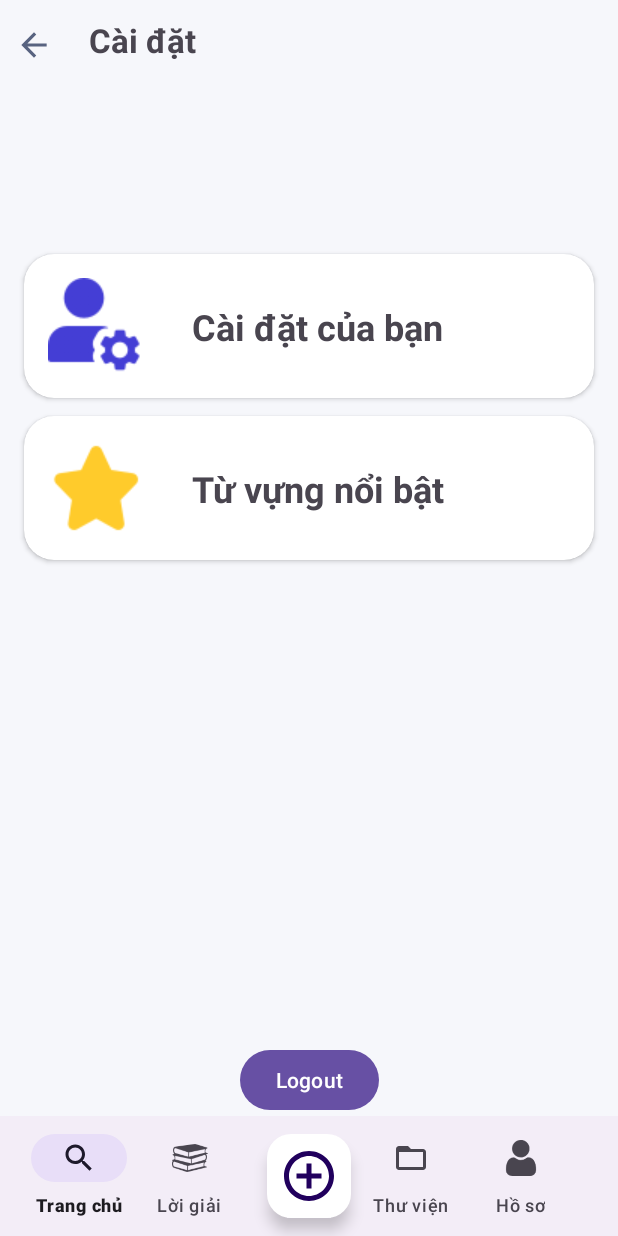
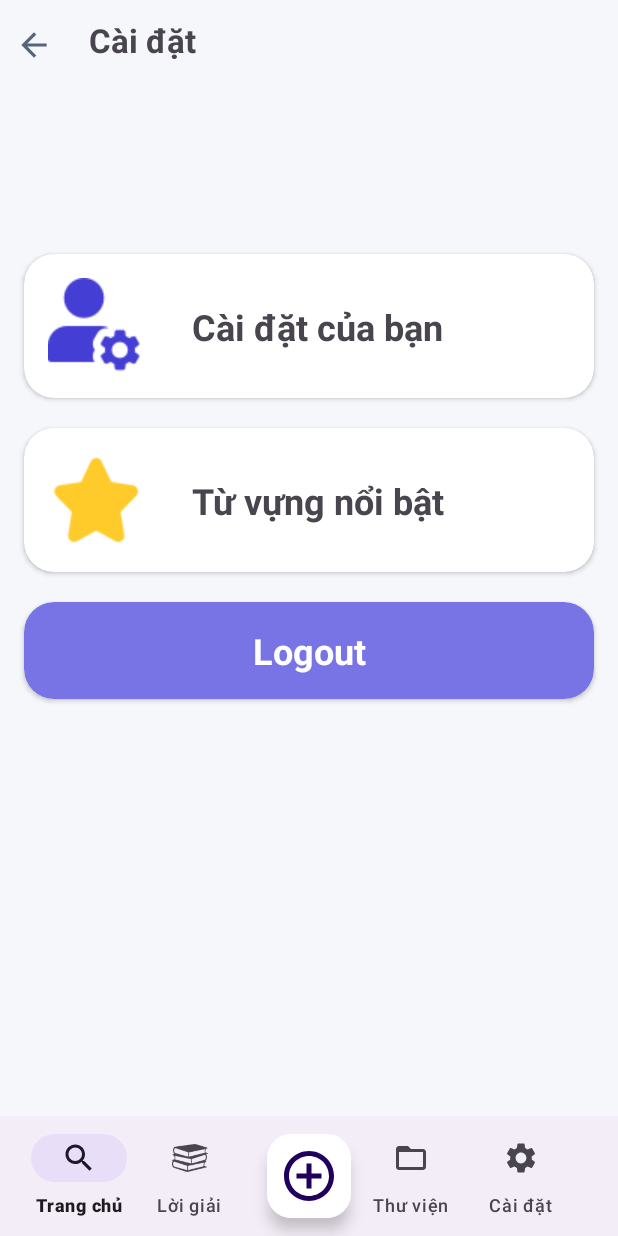
Before and after one commit to KhaKimThuy/Quiz-App, an Android app: the fragment FragmentSettings placed in its activity, on a phone screen of 412 x 824 dp. Run offline under Robolectric (Android 15) with nearby library versions, the phone set to English and light mode, and no system bars; our stand-ins replace Firebase (no records; nobody signed in at launch, a user with empty details on screens opened directly), Picasso; pictures from the network do not load; Roboto replaces fonts that are not available here.

Commit message:
Update setting

```diff
--- a/app/src/main/java/com/example/afinal/Activity/ProfileActivity.kt
+++ b/app/src/main/java/com/example/afinal/Activity/ProfileActivity.kt
@@ -41,10 +41,10 @@ class ProfileActivity : AppCompatActivity() {
 
         binding.textViewEmail.text = UserDTO.currentUser?.email ?: "Error"
         binding.textViewPwd.text = UserDTO.currentUser?.password ?: "Error"
-        binding.textViewAlias.text = UserDTO.currentUser?.username ?: "Error"
+        binding.UserName.text = UserDTO.currentUser?.username ?: "Error"
 
         if (UserDTO.currentUser?.avatarUrl == ""){
-            binding.ava.setImageResource(R.drawable.user)
+            binding.ava.setImageResource(R.drawable.avt)
         }else{
 //            Picasso.get().load(UserDTO.currentUser?.avatarUrl).into(binding.ava)
             binding.ava.setImageBitmap(UserDTO.userAvatar)
--- a/app/src/main/java/com/example/afinal/Fragment/FragmentSettings.kt
+++ b/app/src/main/java/com/example/afinal/Fragment/FragmentSettings.kt
@@ -10,6 +10,7 @@ import androidx.fragment.app.Fragment
 import com.example.afinal.Activity.LoginActivity
 import com.example.afinal.Activity.OustandingVocabularyActivity
 import com.example.afinal.Activity.ProfileActivity
+import com.example.afinal.Activity.YourSettingActivity
 import com.example.afinal.DAL.MyDB
 import com.example.afinal.databinding.FragmentSettingsBinding
 
@@ -27,14 +28,15 @@ class FragmentSettings : Fragment() {
     override fun onViewCreated(view: View, savedInstanceState: Bundle?) {
         super.onViewCreated(view, savedInstanceState)
         binding.cardViewProfile.setOnClickListener(View.OnClickListener{
-            val intent = Intent(activity, ProfileActivity::class.java)
+            val intent = Intent(activity, YourSettingActivity::class.java)
             startActivity(intent)
         })
+
         binding.cardViewFlashCard.setOnClickListener(View.OnClickListener{
             val intent = Intent(activity, OustandingVocabularyActivity::class.java)
             startActivity(intent)
         })
-        binding.btnLogout.setOnClickListener(View.OnClickListener {
+        binding.cardViewLogout.setOnClickListener(View.OnClickListener {
             // Sign out current user
             MyDB().dbAuth.signOut()
 
--- /dev/null
+++ b/app/src/main/res/drawable/baseline_arrow_back.xml
@@ -0,0 +1,5 @@
+<vector android:autoMirrored="true" android:height="24dp"
+    android:tint="#FFFFFF" android:viewportHeight="24"
+    android:viewportWidth="24" android:width="24dp" xmlns:android="http://schemas.android.com/apk/res/android">
+    <path android:fillColor="@android:color/white" android:pathData="M20,11H7.83l5.59,-5.59L12,4l-8,8 8,8 1.41,-1.41L7.83,13H20v-2z"/>
+</vector>
--- /dev/null
+++ b/app/src/main/res/drawable/baseline_edit_note_24.xml
@@ -0,0 +1,5 @@
+<vector android:height="24dp" android:tint="#586380"
+    android:viewportHeight="24" android:viewportWidth="24"
+    android:width="24dp" xmlns:android="http://schemas.android.com/apk/res/android">
+    <path android:fillColor="@android:color/white" android:pathData="M3,10h11v2H3V10zM3,8h11V6H3V8zM3,16h7v-2H3V16zM18.01,12.87l0.71,-0.71c0.39,-0.39 1.02,-0.39 1.41,0l0.71,0.71c0.39,0.39 0.39,1.02 0,1.41l-0.71,0.71L18.01,12.87zM17.3,13.58l-5.3,5.3V21h2.12l5.3,-5.3L17.3,13.58z"/>
+</vector>
--- /dev/null
+++ b/app/src/main/res/drawable/baseline_nightlight_24.xml
@@ -0,0 +1,5 @@
+<vector android:height="24dp" android:tint="#586380"
+    android:viewportHeight="24" android:viewportWidth="24"
+    android:width="24dp" xmlns:android="http://schemas.android.com/apk/res/android">
+    <path android:fillColor="@android:color/white" android:pathData="M14,2c1.82,0 3.53,0.5 5,1.35C16.01,5.08 14,8.3 14,12s2.01,6.92 5,8.65C17.53,21.5 15.82,22 14,22C8.48,22 4,17.52 4,12S8.48,2 14,2z"/>
+</vector>
--- /dev/null
+++ b/app/src/main/res/drawable/baseline_password_24.xml
@@ -0,0 +1,5 @@
+<vector android:height="24dp" android:tint="#586380"
+    android:viewportHeight="24" android:viewportWidth="24"
+    android:width="24dp" xmlns:android="http://schemas.android.com/apk/res/android">
+    <path android:fillColor="@android:color/white" android:pathData="M2,17h20v2H2V17zM3.15,12.95L4,11.47l0.85,1.48l1.3,-0.75L5.3,10.72H7v-1.5H5.3l0.85,-1.47L4.85,7L4,8.47L3.15,7l-1.3,0.75L2.7,9.22H1v1.5h1.7L1.85,12.2L3.15,12.95zM9.85,12.2l1.3,0.75L12,11.47l0.85,1.48l1.3,-0.75l-0.85,-1.48H15v-1.5h-1.7l0.85,-1.47L12.85,7L12,8.47L11.15,7l-1.3,0.75l0.85,1.47H9v1.5h1.7L9.85,12.2zM23,9.22h-1.7l0.85,-1.47L20.85,7L20,8.47L19.15,7l-1.3,0.75l0.85,1.47H17v1.5h1.7l-0.85,1.48l1.3,0.75L20,11.47l0.85,1.48l1.3,-0.75l-0.85,-1.48H23V9.22z"/>
+</vector>
--- /dev/null
+++ b/app/src/main/res/drawable/baseline_policy_24.xml
@@ -0,0 +1,6 @@
+<vector android:height="24dp" android:tint="#586380"
+    android:viewportHeight="24" android:viewportWidth="24"
+    android:width="24dp" xmlns:android="http://schemas.android.com/apk/res/android">
+    <path android:fillColor="@android:color/white" android:pathData="M21,5l-9,-4L3,5v6c0,5.55 3.84,10.74 9,12c2.3,-0.56 4.33,-1.9 5.88,-3.71l-3.12,-3.12c-1.94,1.29 -4.58,1.07 -6.29,-0.64c-1.95,-1.95 -1.95,-5.12 0,-7.07c1.95,-1.95 5.12,-1.95 7.07,0c1.71,1.71 1.92,4.35 0.64,6.29l2.9,2.9C20.29,15.69 21,13.38 21,11V5z"/>
+    <path android:fillColor="@android:color/white" android:pathData="M12,12m-3,0a3,3 0,1 1,6 0a3,3 0,1 1,-6 0"/>
+</vector>
--- a/app/src/main/res/drawable/custom_shape_white_radius.xml
+++ b/app/src/main/res/drawable/custom_shape_white_radius.xml
@@ -1,7 +1,7 @@
 <?xml version="1.0" encoding="utf-8"?>
 <shape xmlns:android="http://schemas.android.com/apk/res/android">
     <solid android:color="#FFFFFF"/>
-    <corners android:radius="40dp"/>
-    <stroke android:width="2dp"
-        android:color="#dadee9"/>
+    <corners android:radius="20dp"/>
+<!--    <stroke android:width="2dp"-->
+<!--        android:color="#dadee9"/>-->
 </shape>
--- a/app/src/main/res/drawable/edit.xml
+++ b/app/src/main/res/drawable/edit.xml
@@ -1,4 +1,4 @@
-<vector android:height="24dp" android:tint="#000000"
+<vector android:height="24dp" android:tint="#FFFFFF"
     android:viewportHeight="24" android:viewportWidth="24"
     android:width="24dp" xmlns:android="http://schemas.android.com/apk/res/android">
     <path android:fillColor="@android:color/white" android:pathData="M3,17.25V21h3.75L17.81,9.94l-3.75,-3.75L3,17.25zM20.71,7.04c0.39,-0.39 0.39,-1.02 0,-1.41l-2.34,-2.34c-0.39,-0.39 -1.02,-0.39 -1.41,0l-1.83,1.83 3.75,3.75 1.83,-1.83z"/>
--- a/app/src/main/res/layout/activity_oustanding_vocabulary.xml
+++ b/app/src/main/res/layout/activity_oustanding_vocabulary.xml
@@ -8,6 +8,7 @@
         android:id="@+id/imgBack"
         android:layout_width="25dp"
         android:layout_height="40dp"
+        android:layout_marginStart="8dp"
         app:layout_constraintStart_toStartOf="parent"
         app:layout_constraintTop_toTopOf="parent"
         app:srcCompat="@drawable/baseline_arrow_back_24" />
--- a/app/src/main/res/layout/fragment_settings.xml
+++ b/app/src/main/res/layout/fragment_settings.xml
@@ -74,11 +74,11 @@
         android:layout_width="match_parent"
         android:layout_height="wrap_content"
         android:layout_marginHorizontal="16dp"
+        android:layout_marginTop="20dp"
         app:cardCornerRadius="20dp"
         app:cardElevation="2dp"
         app:layout_constraintEnd_toEndOf="parent"
         app:layout_constraintStart_toStartOf="parent"
-        android:layout_marginTop="12dp"
         app:layout_constraintTop_toBottomOf="@+id/cardView_profile">
 
         <androidx.constraintlayout.widget.ConstraintLayout
@@ -109,13 +109,37 @@
         </androidx.constraintlayout.widget.ConstraintLayout>
     </androidx.cardview.widget.CardView>
 
-    <Button
-        android:id="@+id/btn_logout"
-        android:layout_width="wrap_content"
+    <androidx.cardview.widget.CardView
+        android:id="@+id/cardView_logout"
+        android:layout_width="match_parent"
         android:layout_height="wrap_content"
-        android:text="Logout"
-        app:layout_constraintBottom_toBottomOf="parent"
+        android:layout_marginHorizontal="16dp"
+        android:layout_marginTop="20dp"
+        app:cardBackgroundColor="#7874e5"
+        app:cardCornerRadius="20dp"
+        app:cardElevation="2dp"
         app:layout_constraintEnd_toEndOf="parent"
-        app:layout_constraintStart_toStartOf="parent" />
+        app:layout_constraintStart_toStartOf="parent"
+        app:layout_constraintTop_toBottomOf="@+id/cardView_flashCard">
+
+        <androidx.constraintlayout.widget.ConstraintLayout
+            android:layout_width="match_parent"
+            android:layout_height="match_parent"
+            android:padding="16dp">
+
+            <TextView
+                android:id="@+id/logout"
+                android:layout_width="wrap_content"
+                android:layout_height="wrap_content"
+                android:text="Logout"
+                android:textColor="#FFFFFF"
+                android:textSize="24sp"
+                android:textStyle="bold"
+                app:layout_constraintBottom_toBottomOf="parent"
+                app:layout_constraintEnd_toEndOf="parent"
+                app:layout_constraintStart_toStartOf="parent"
+                app:layout_constraintTop_toTopOf="parent" />
+        </androidx.constraintlayout.widget.ConstraintLayout>
+    </androidx.cardview.widget.CardView>
 
 </androidx.constraintlayout.widget.ConstraintLayout>
--- a/app/src/main/res/menu/bottom_nav_menu.xml
+++ b/app/src/main/res/menu/bottom_nav_menu.xml
@@ -19,6 +19,6 @@
         android:title="@string/title_library" />
     <item
         android:id="@+id/profile"
-        android:icon="@drawable/user"
+        android:icon="@drawable/baseline_settings_24"
         android:title="@string/title_profile" />
 </menu>
--- a/app/src/main/res/values/strings.xml
+++ b/app/src/main/res/values/strings.xml
@@ -32,7 +32,7 @@
     <string name="title_home">Trang chủ</string>
     <string name="title_answer">Lời giải</string>
     <string name="title_library">Thư viện</string>
-    <string name="title_profile">Hồ sơ</string>
+    <string name="title_profile">Cài đặt</string>
     <string name="upgrade">Nâng cấp</string>
 
     <!--    Create study module-->
```
Also changed, not shown: app/src/main/AndroidManifest.xml (+6 -4 lines), app/src/main/java/com/example/afinal/Activity/YourSettingActivity.kt (added, +66 -0 lines), app/src/main/res/layout/activity_profile.xml (+22 -11 lines), app/src/main/res/layout/activity_your_setting.xml (added, +175 -0 lines), app/src/main/res/layout/fragment_profile.xml (+4 -4 lines), app/src/main/res/drawable/avt.png (added).
